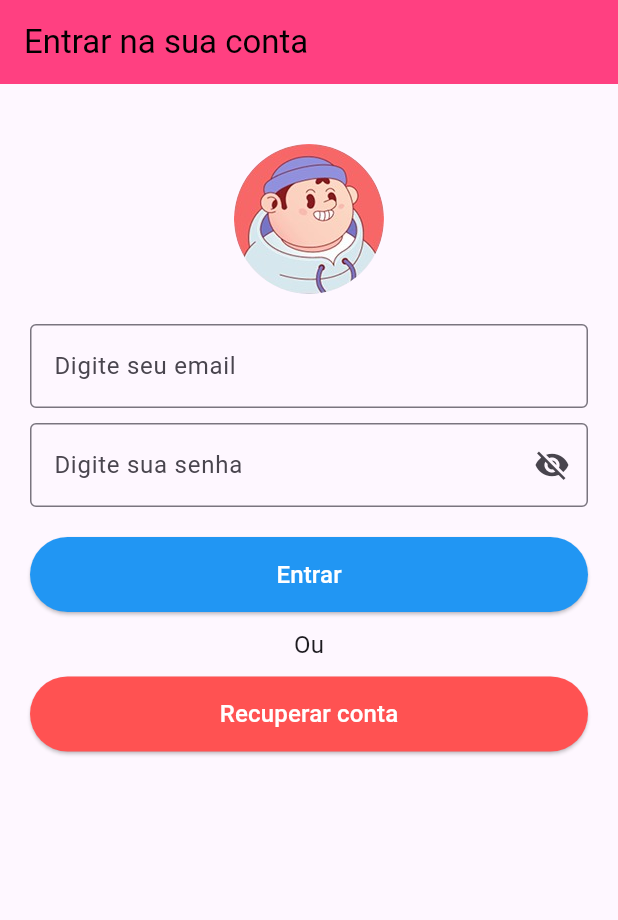
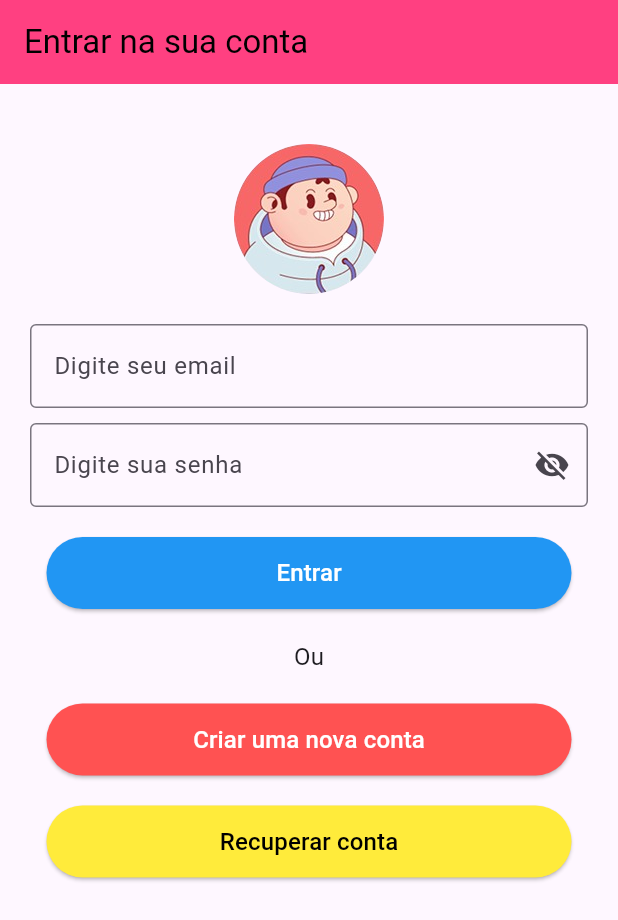
Before and after one commit to evertonc15/Tela_Inicial, a Flutter app: the screen it shows after launch, on a phone screen of 412 x 824 dp. Shown: the top 920 px of the screen. Run offline on Flutter 3.47's test engine with Material 3 defaults, Android fonts, the phone set to English and light mode, and no system bars.

Commit message:
feat: code finished

```diff
--- a/lib/main.dart
+++ b/lib/main.dart
@@ -1,4 +1,5 @@
 import 'package:flutter/material.dart';
+import 'package:tela_inicial/utils/image.utils.dart';
 
 void main() {
   runApp(const MyApp());
@@ -46,7 +47,7 @@ class _LoginScreenState extends State<LoginScreen> {
            SizedBox(height: 20),
            CircleAvatar(
               radius: 50,
-              backgroundImage: AssetImage('assets/Perfil.png'),
+              backgroundImage: AssetImage(ImageUtils.IMG_PERFIL),
             ),
             SizedBox(height:20),
             TextField(
@@ -67,22 +68,31 @@ class _LoginScreenState extends State<LoginScreen> {
             SizedBox(height: 20),
             ElevatedButton(
               onPressed: () {},
-              style: ElevatedButton.styleFrom(
-                backgroundColor: Colors.blue,
-                minimumSize: const Size(double.infinity, 50),
+              style: ButtonStyle(
+                fixedSize: WidgetStatePropertyAll(Size(350, 48)),
+                backgroundColor: WidgetStatePropertyAll(Colors.blue),
               ),
               child: Text('Entrar', style: TextStyle(fontSize: 16, color: Colors.white)),
               ),
-              SizedBox(height: 10),
+              SizedBox(height: 20),
               Text('Ou', style: TextStyle(fontSize: 16)),
-              SizedBox(height: 10),
+              SizedBox(height: 20),
               ElevatedButton(
                 onPressed: () {},
-                style: ElevatedButton.styleFrom(
-                  backgroundColor: Colors.redAccent,
-                  minimumSize: Size(double.infinity, 50),
+                style: ButtonStyle(
+                  fixedSize: WidgetStatePropertyAll(Size(350, 48)),
+                  backgroundColor: WidgetStatePropertyAll(Colors.redAccent),
                 ),
-                child: Text('Recuperar conta', style: TextStyle(fontSize: 16, color: Colors.white)),
+                child: Text('Criar uma nova conta', style: TextStyle(fontSize: 16, color: Colors.white)),
+                ),
+                SizedBox(height: 20),
+              ElevatedButton(
+                onPressed: () {},
+                style: ButtonStyle(
+                  fixedSize: WidgetStatePropertyAll(Size(350, 48)),
+                  backgroundColor: WidgetStatePropertyAll(Colors.yellow),
+                ),
+                child: Text('Recuperar conta', style: TextStyle(fontSize: 16, color: Colors.black)),
                 ),
           ],
         ),
```
Also changed, not shown: lib/utils/image.utils.dart (renamed from utils/image.utils.dart).
